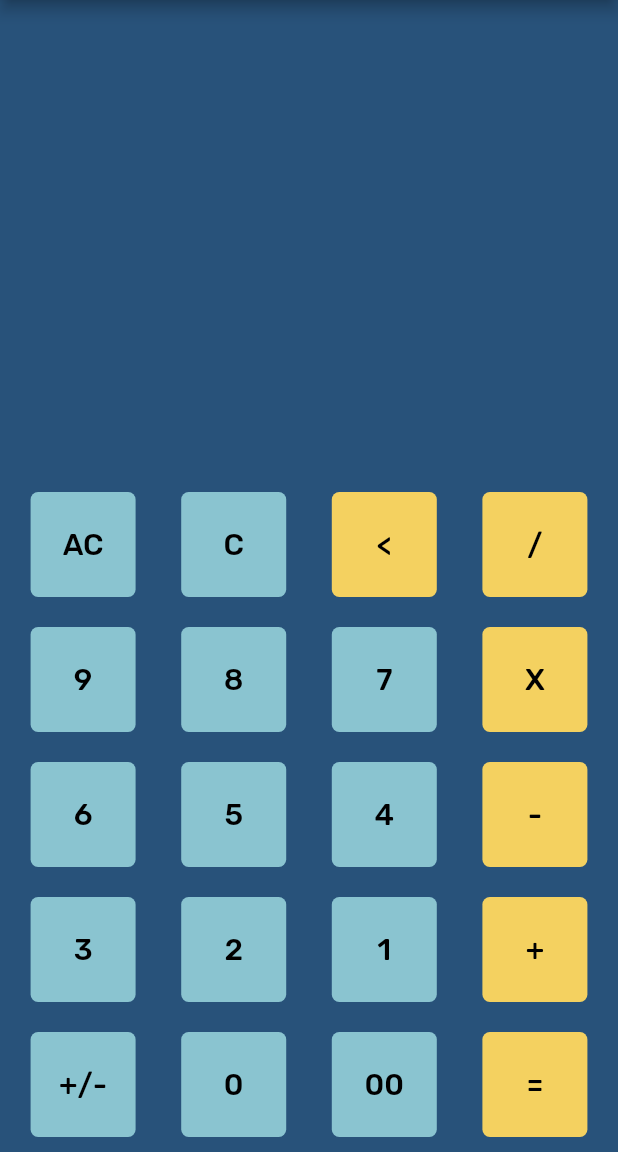
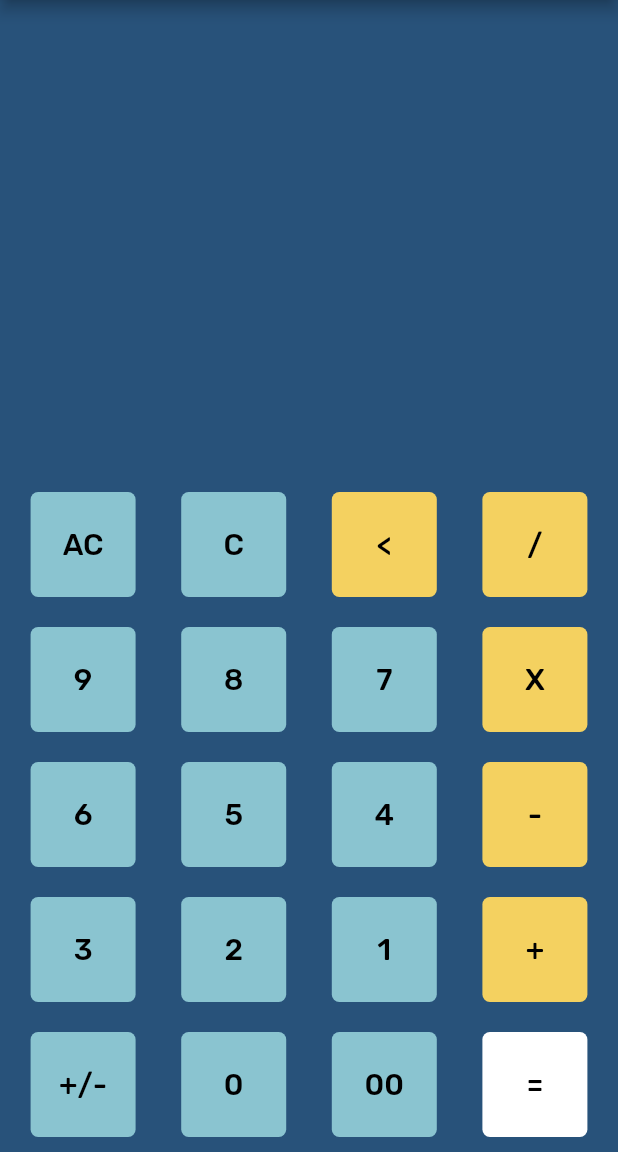
Before and after one commit to Bhavin-Chavda/Flutter-Applications, a Flutter app: the screen it shows after launch, on a phone screen of 412 x 824 dp, the part 84-1236 px from its top. Run offline on Flutter 3.47's test engine with Material 2 defaults, Android fonts, the phone set to English and light mode, and no system bars; our stand-ins replace flutter_spinkit, google_fonts.

Commit message:
Fixing Sub Bugs

```diff
--- a/simple_calculator/lib/main.dart
+++ b/simple_calculator/lib/main.dart
@@ -299,7 +299,7 @@ class _CalculatorAppState extends State<CalculatorApp> {
                     ),
                   CalculatorButton(
                     text: '=',
-                    fillColor: 0xFFf4d160,
+                    fillColor: 0xFFFFFFFF,
                     textColor: 0xFF000000,
                     textSize: 20,
                     callback: btnOnClick
```
